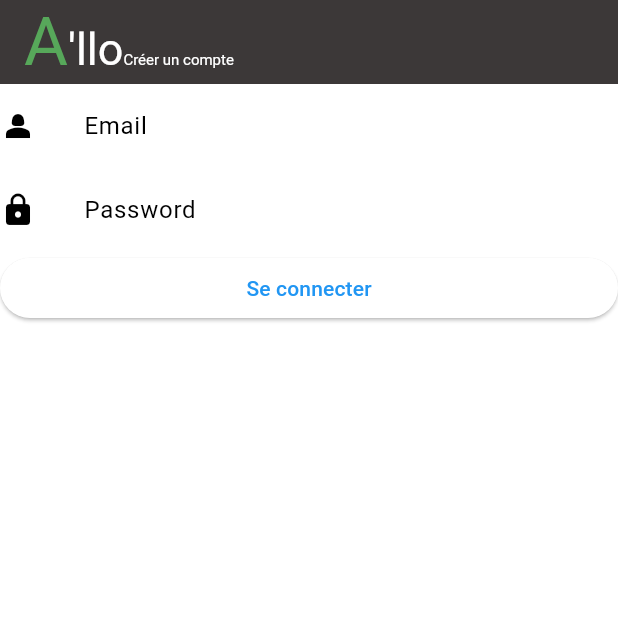
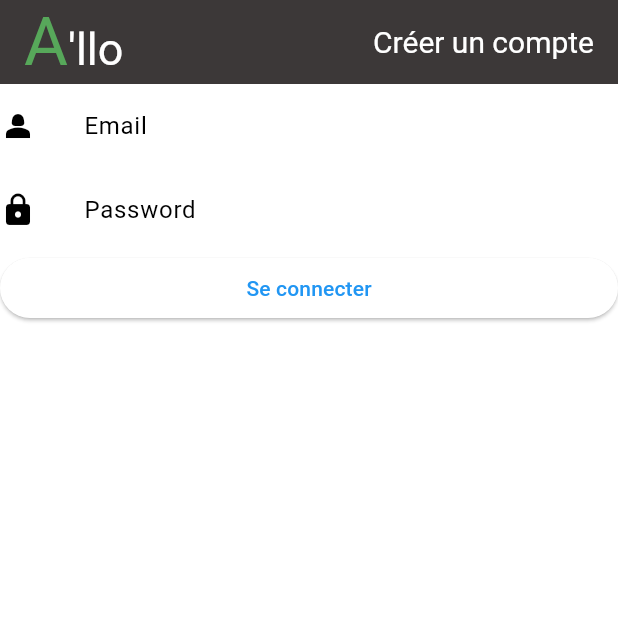
Before and after one commit to Kevin-LB/ALL-O, a Flutter app: the screen it shows after launch, on a phone screen of 412 x 824 dp, the top half of it. Run offline on Flutter 3.47's test engine with Material 3 defaults, Android fonts, the phone set to English and light mode, and no system bars; our stand-ins replace flutter_local_notifications, google_fonts, sqflite, supabase_flutter; accounts and stored records are empty.

Commit message:
modification vue login, et inscription

```diff
--- a/lib/UI/pages/update_brouillons_annonce_page.dart
+++ b/lib/UI/pages/update_brouillons_annonce_page.dart
@@ -184,7 +184,7 @@ class _UpdateAnnoncePageState extends State<UpdateAnnoncePage> {
     await SupabaseDB.insertAnnonce(
       titre: annonceAValider.libelle,
       description: annonceAValider.description,
-      idUser: annonceAValider.idU, // a modifier
+      idUser: annonceAValider.idU,
     );
 
     List<Annonce> annoncesSupabase = await SupabaseDB.selectAnnonces();
--- a/lib/loginPage.dart
+++ b/lib/loginPage.dart
@@ -37,41 +37,46 @@ class _LoginPageState extends State<LoginPage> {
     return Scaffold(
       appBar: AppBar(
         backgroundColor: const Color(0xFF3C3838),
-        title: FittedBox(
-          fit: BoxFit.scaleDown,
-          child: RichText(
-            text: TextSpan(
+        title: Row(
+          children: [
+            RichText(
+              text: const TextSpan(
                 text: "A",
-              style: const TextStyle(
+                style: TextStyle(
                   color: Color(0xff57A85A),
                   fontSize: 45.0,
                 ),
                 children: <TextSpan>[
-                const TextSpan(
+                  TextSpan(
                     text: "'llo",
                     style: TextStyle(
                       color: Color(0xffFFFFFF),
                       fontSize: 30.0,
                     ),
                   ),
-                TextSpan(
+                ],
+              ),
+            ),
+            const Spacer(),
+            RichText(
+              text: TextSpan(
                 text: "Créer un compte",
                 style: const TextStyle(
                   color: Color(0xffFFFFFF),
-                    fontSize: 10.0,
+                  fontSize: 20.0,
                 ),
                 recognizer: TapGestureRecognizer()
                   ..onTap = () {
-                      Navigator.push(
+                    Navigator.pushAndRemoveUntil(
                       context,
                       MaterialPageRoute(
                           builder: (context) => const CreationComptePage()),
+                      (route) => false,
                     );
                   },
               ),
+            ),
           ],
-            ),
-          ),
         ),
       ),
       body: ListView(
```
Also changed, not shown: lib/UI/pages/gerer_biens.dart (+11 -3 lines), lib/pages/SignUpPage.dart (+24 -8 lines), lib/pages/home.dart (+8 -5 lines). Lines whose indentation alone changed are shown as unchanged.
